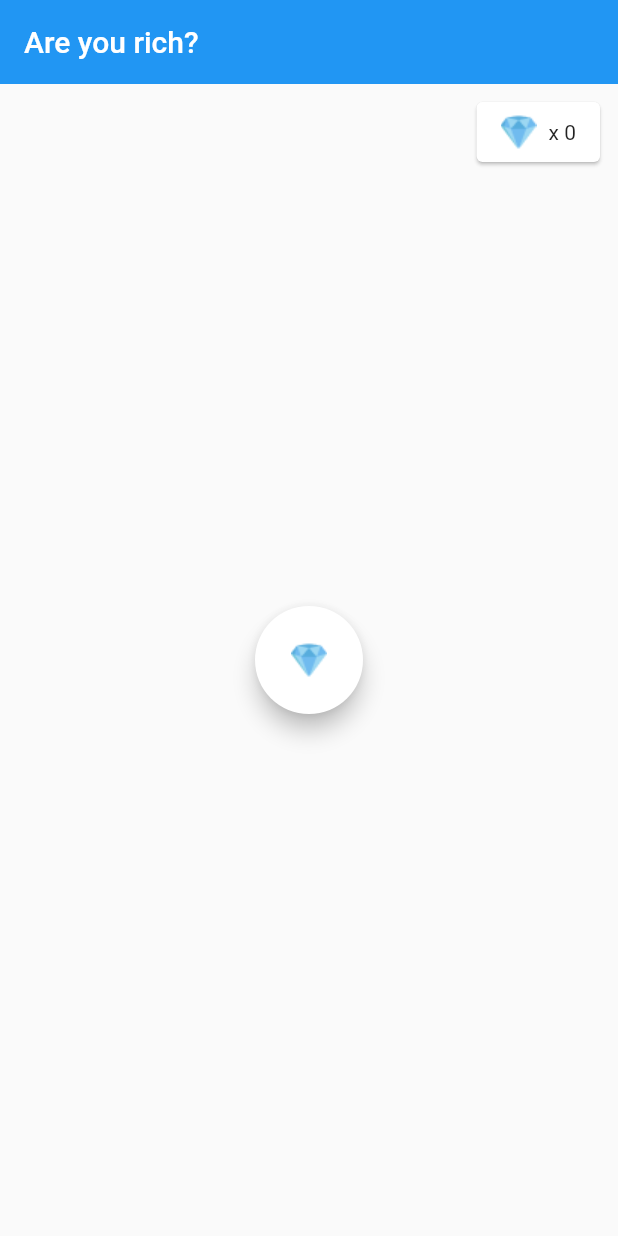
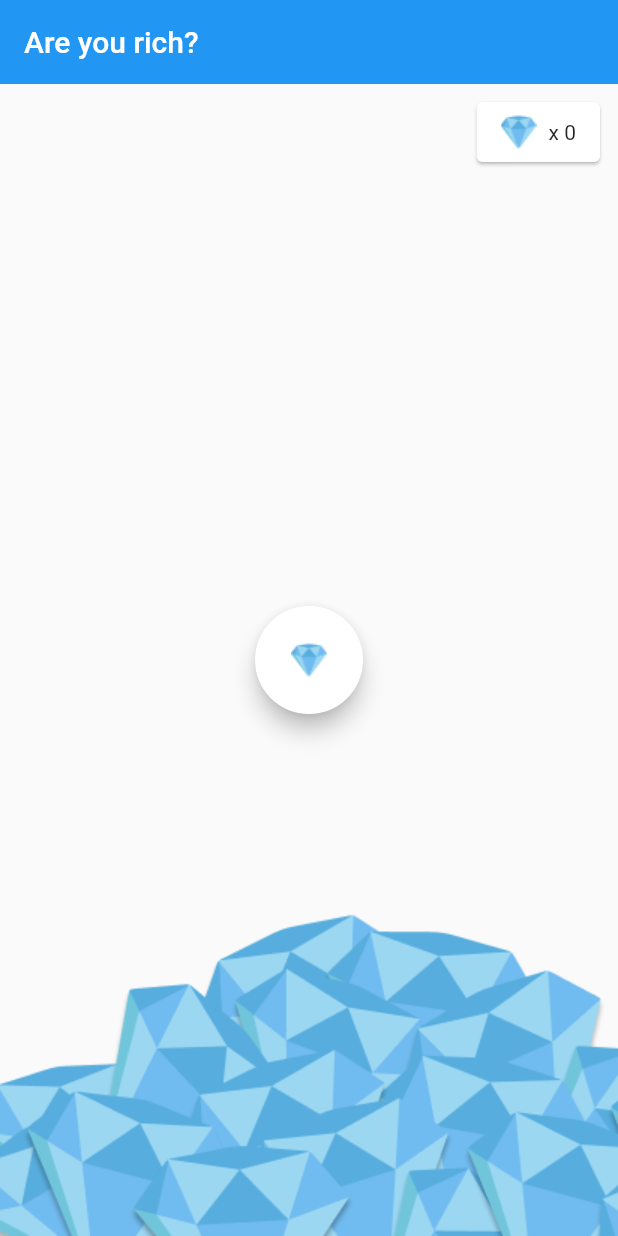
Before and after one commit to hayabusabusa/are_you_rich, a Flutter app: the screen it shows after launch, on a phone screen of 412 x 824 dp. Run offline on Flutter 3.47's test engine with Material 2 defaults, Android fonts, the light colour scheme and no system bars.

Commit message:
Fix home body widget layout

```diff
--- a/lib/widgets/home_body_widget.dart
+++ b/lib/widgets/home_body_widget.dart
@@ -33,6 +33,7 @@ class _HomeBodyWidgetState extends State<HomeBodyWidget> {
   Widget build(BuildContext context) {
     return Stack(
       key: _globalKey,
+      fit: StackFit.expand,
       children: <Widget>[
         Center(
           child: AYRImageButton(
@@ -48,7 +49,15 @@ class _HomeBodyWidgetState extends State<HomeBodyWidget> {
         Stack(
           children: _widets,
         ),
-      ],
+        Positioned(
+          left: 0,
+          bottom: 0,
+          child: Image(
+            image: Assets.imgDiamondMountain,
+            fit: BoxFit.fitWidth,
+          ),
+        ),
+      ]
     );
   }
 }
```
